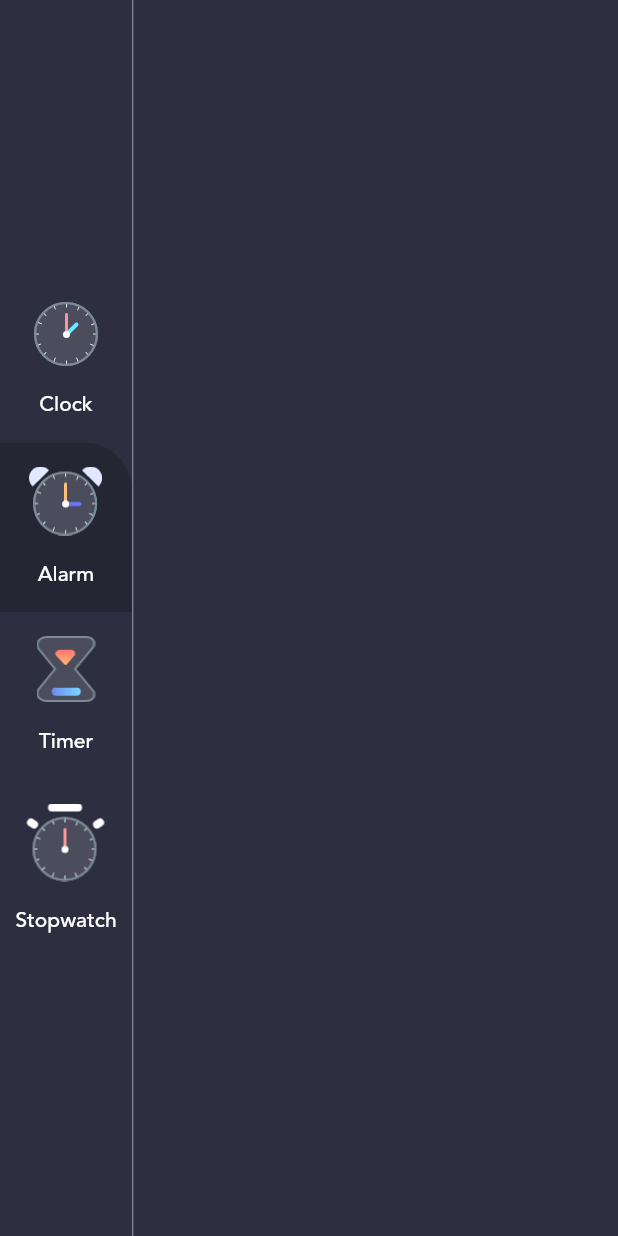
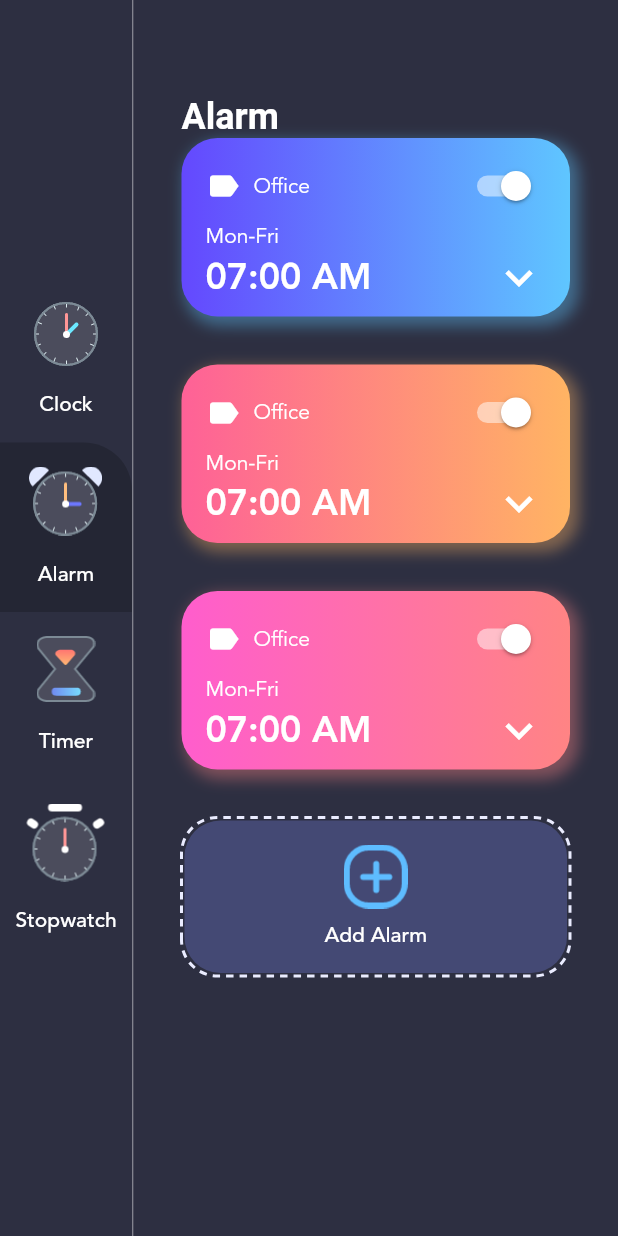
Before and after one commit to bgeles/flutter_animated_clock, a Flutter app: the screen it shows after launch, after a tap on "Alarm", on a phone screen of 412 x 824 dp. Run offline on Flutter 3.47's test engine with Material 2 defaults, Android fonts, the light colour scheme and no system bars; drawn by our look-alikes of dotted_border; Roboto replaces fonts that are missing (avnir).

Commit message:
add lesson 4

```diff
--- a/flutter_animated_clock/lib/data.dart
+++ b/flutter_animated_clock/lib/data.dart
@@ -1,6 +1,8 @@
+import 'package:flutter_animated_clock/constants/theme_data.dart';
 import 'package:flutter_animated_clock/enums.dart';
 
-import 'menu_info.dart';
+import 'model/alarm_info.dart';
+import 'model/menu_info.dart';
 
 List<MenuInfo> menuItems = [
   MenuInfo(MenuType.clock,
@@ -12,3 +14,12 @@
   MenuInfo(MenuType.stopwatch,
       title: 'Stopwatch', imageSource: 'assets/stopwatch_icon.png'),
 ];
+
+List<AlarmInfo> alarms = [
+  AlarmInfo(DateTime.now().add(Duration(hours: 1)),
+      description: 'Office', gradientColors: GradientColors.sky),
+  AlarmInfo(DateTime.now().add(Duration(hours: 1)),
+      description: 'Sport', gradientColors: GradientColors.sunset),
+  AlarmInfo(DateTime.now().add(Duration(hours: 1)),
+      description: 'Teste', gradientColors: GradientColors.fire),
+];
--- a/flutter_animated_clock/lib/main.dart
+++ b/flutter_animated_clock/lib/main.dart
@@ -2,8 +2,8 @@
 import 'package:flutter_animated_clock/enums.dart';
 import 'package:provider/provider.dart';
 
-import 'homepage.dart';
-import 'menu_info.dart';
+import 'views/homepage.dart';
+import 'model/menu_info.dart';
 
 void main() {
   runApp(MyApp());
--- /dev/null
+++ b/flutter_animated_clock/lib/model/alarm_info.dart
@@ -0,0 +1,14 @@
+import 'package:flutter/material.dart';
+
+class AlarmInfo {
+  DateTime alarmDateTime;
+  String description;
+  bool isActive;
+  List<Color> gradientColors;
+
+  AlarmInfo(
+    this.alarmDateTime, {
+    this.description,
+    this.gradientColors,
+  });
+}
--- /dev/null
+++ b/flutter_animated_clock/lib/views/alarm_page.dart
@@ -0,0 +1,167 @@
+import 'package:dotted_border/dotted_border.dart';
+import 'package:flutter/material.dart';
+import 'package:flutter_animated_clock/constants/theme_data.dart';
+
+import '../data.dart';
+
+class AlarmPage extends StatefulWidget {
+  @override
+  _AlarmPageState createState() => _AlarmPageState();
+}
+
+class _AlarmPageState extends State<AlarmPage> {
+  @override
+  Widget build(BuildContext context) {
+    return Container(
+      padding: EdgeInsets.symmetric(horizontal: 32, vertical: 64),
+      child: Column(
+        crossAxisAlignment: CrossAxisAlignment.start,
+        children: [
+          Text(
+            'Alarm',
+            style: TextStyle(
+              fontFamily: 'avnir',
+              fontWeight: FontWeight.w700,
+              color: CustomColors.primaryTextColor,
+              fontSize: 24,
+            ),
+          ),
+          Expanded(
+            child: ListView(
+              children: alarms.map<Widget>((alarm) {
+                return Container(
+                  margin: const EdgeInsets.only(bottom: 32),
+                  padding:
+                      const EdgeInsets.symmetric(horizontal: 16, vertical: 8),
+                  decoration: BoxDecoration(
+                    gradient: LinearGradient(
+                      colors: alarm.gradientColors,
+                      begin: Alignment.centerLeft,
+                      end: Alignment.centerRight,
+                    ),
+                    boxShadow: [
+                      BoxShadow(
+                          color: alarm.gradientColors.last.withOpacity(0.4),
+                          blurRadius: 8,
+                          spreadRadius: 2,
+                          offset: Offset(4, 4))
+                    ],
+                    borderRadius: BorderRadius.all(
+                      Radius.circular(
+                        24,
+                      ),
+                    ),
+                  ),
+                  child: Column(
+                    crossAxisAlignment: CrossAxisAlignment.start,
+                    children: [
+                      Row(
+                        mainAxisAlignment: MainAxisAlignment.spaceBetween,
+                        children: [
+                          Row(
+                            children: [
+                              Icon(
+                                Icons.label,
+                                color: Colors.white,
+                                size: 24,
+                              ),
+                              SizedBox(
+                                width: 8,
+                              ),
+                              Text(
+                                'Office',
+                                style: TextStyle(
+                                  color: Colors.white,
+                                  fontFamily: 'avenir',
+                                ),
+                              ),
+                            ],
+                          ),
+                          Switch(
+                            value: true,
+                            onChanged: (bool value) {},
+                            activeColor: Colors.white,
+                          ),
+                        ],
+                      ),
+                      Text(
+                        'Mon-Fri',
+                        style: TextStyle(
+                          color: Colors.white,
+                          fontFamily: 'avenir',
+                        ),
+                      ),
+                      Row(
+                        mainAxisAlignment: MainAxisAlignment.spaceBetween,
+                        children: [
+                          Text(
+                            '07:00 AM',
+                            style: TextStyle(
+                              color: Colors.white,
+                              fontFamily: 'avenir',
+                              fontSize: 24,
+                              fontWeight: FontWeight.w700,
+                            ),
+                          ),
+                          Icon(
+                            Icons.keyboard_arrow_down,
+                            size: 36,
+                            color: Colors.white,
+                          ),
+                        ],
+                      ),
+                    ],
+                  ),
+                );
+              }).followedBy([
+                DottedBorder(
+                  strokeWidth: 2,
+                  color: CustomColors.clockOutline,
+                  borderType: BorderType.RRect,
+                  radius: Radius.circular(24),
+                  dashPattern: [5,4],
+                  child: Container(
+                    width: double.infinity,
+                    decoration: BoxDecoration(
+                      color: CustomColors.clockBG,
+                      borderRadius: BorderRadius.all(
+                        Radius.circular(
+                          24,
+                        ),
+                      ),
+                    ),
+                    child: FlatButton(
+                      padding: const EdgeInsets.symmetric(
+                        horizontal: 32,
+                        vertical: 16,
+                      ),
+                      onPressed: () {},
+                      child: Column(
+                        children: [
+                          Image.asset(
+                            'assets/add_alarm.png',
+                            scale: 1.5,
+                          ),
+                          SizedBox(
+                            height: 8,
+                          ),
+                          Text(
+                            'Add Alarm',
+                            style: TextStyle(
+                              color: Colors.white,
+                              fontFamily: 'avenir',
+                            ),
+                          )
+                        ],
+                      ),
+                    ),
+                  ),
+                ),
+              ]).toList(),
+            ),
+          ),
+        ],
+      ),
+    );
+  }
+}
--- a/flutter_animated_clock/lib/homepage.dart
+++ b/flutter_animated_clock/lib/views/homepage.dart
@@ -1,12 +1,13 @@
 import 'package:flutter/material.dart';
-import 'package:flutter_animated_clock/clock_view.dart';
+import 'file:///C:/Bruno/Flutter/flutter_animated_clock/flutter_animated_clock/lib/views/clock_view.dart';
 import 'package:flutter_animated_clock/data.dart';
 import 'package:flutter_animated_clock/enums.dart';
-import 'package:flutter_animated_clock/theme_data.dart';
+import 'package:flutter_animated_clock/views/alarm_page.dart';
+import 'file:///C:/Bruno/Flutter/flutter_animated_clock/flutter_animated_clock/lib/constants/theme_data.dart';
 import 'package:intl/intl.dart';
 import 'package:provider/provider.dart';
 
-import 'menu_info.dart';
+import '../model/menu_info.dart';
 
 class HomePage extends StatefulWidget {
   @override
@@ -46,10 +47,10 @@
           Expanded(
             child: Consumer<MenuInfo>(
               builder: (BuildContext context, MenuInfo value, Widget child) {
-                if (value.menuType != MenuType.clock){
-                  return Container();
+                if (value.menuType == MenuType.alarm){
+                  return AlarmPage();
                 }
-                return Container(
+                              return Container(
                   padding: EdgeInsets.symmetric(
                     horizontal: 32,
                     vertical: 64,
--- a/flutter_animated_clock/pubspec.yaml
+++ b/flutter_animated_clock/pubspec.yaml
@@ -30,6 +30,7 @@
   cupertino_icons: ^1.0.0
   intl : ^0.16.1
   provider: ^4.1.3
+  dotted_border: ^1.0.5
 
 dev_dependencies:
   flutter_test:
```
Also changed, not shown: flutter_animated_clock/lib/constants/theme_data.dart (renamed from flutter_animated_clock/lib/theme_data.dart), flutter_animated_clock/lib/model/menu_info.dart (renamed from flutter_animated_clock/lib/menu_info.dart), flutter_animated_clock/lib/views/clock_page.dart (added), flutter_animated_clock/lib/views/clock_view.dart (renamed from flutter_animated_clock/lib/clock_view.dart), flutter_animated_clock/pubspec.lock.
